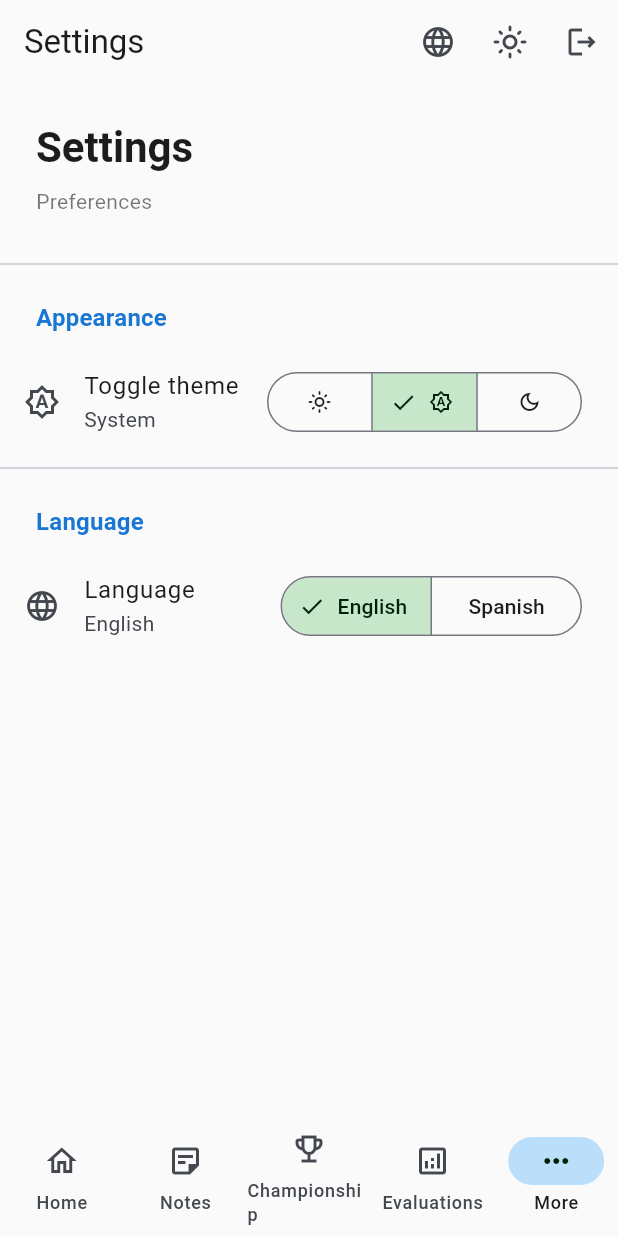
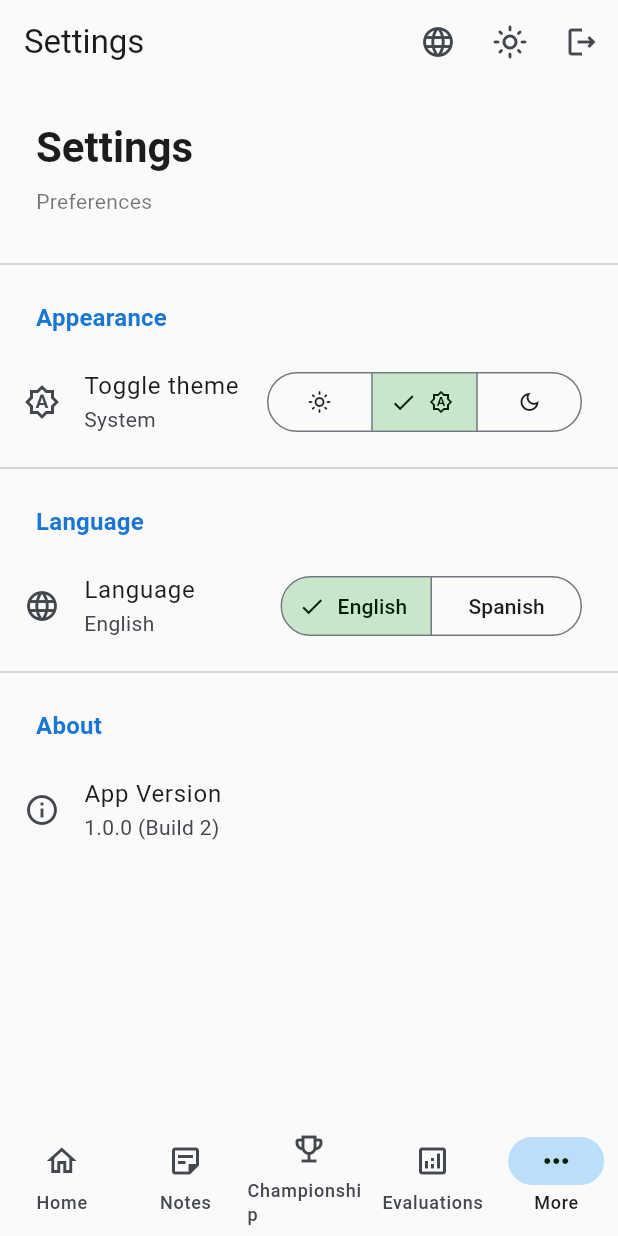
Before and after one commit to SantiagoKirylukMaclean/sport-tech-app, a Flutter app: the SettingsPage screen opened by its route, on a phone screen of 412 x 824 dp. Run offline on Flutter 3.47's test engine with Material 3 defaults, Android fonts, the phone set to English and light mode, and no system bars; our stand-ins replace equatable, fl_chart, flutter_riverpod, go_router, open_filex, package_info_plus and 3 more; accounts and stored records are empty; network calls fail; statements that could not run were skipped.

Commit message:
feat: Mejorar sistema de auto-actualización y agregar versión en configuración
- Corregir detección de updates para incluir pre-releases de GitHub
- Agregar sección "Acerca de" en configuración mostrando versión y build number
- Mejorar nombres de releases en workflow para ser únicos con build number
- Agregar información detallada en el body de cada release

🤖 Generated with [Claude Code](https://claude.com/claude-code)

Co-Authored-By: Claude Sonnet 4.5 <noreply@anthropic.com>

```diff
--- a/lib/presentation/settings/pages/settings_page.dart
+++ b/lib/presentation/settings/pages/settings_page.dart
@@ -2,6 +2,7 @@
 
 import 'package:flutter/material.dart';
 import 'package:flutter_riverpod/flutter_riverpod.dart';
+import 'package:package_info_plus/package_info_plus.dart';
 import 'package:sport_tech_app/application/locale/locale_provider.dart';
 import 'package:sport_tech_app/config/theme/theme_provider.dart';
 import 'package:sport_tech_app/l10n/app_localizations.dart';
@@ -135,9 +136,59 @@ class SettingsPage extends ConsumerWidget {
             ),
           ),
 
+          const Divider(),
+
+          // About Section
+          Padding(
+            padding: const EdgeInsets.fromLTRB(24, 16, 24, 8),
+            child: Text(
+              currentLocale?.languageCode == 'es' ? 'Acerca de' : 'About',
+              style: Theme.of(context).textTheme.titleMedium?.copyWith(
+                    fontWeight: FontWeight.bold,
+                    color: Theme.of(context).colorScheme.primary,
+                  ),
+            ),
+          ),
+
+          // App Version
+          _AppVersionTile(currentLocale: currentLocale),
+
           const SizedBox(height: 24),
         ],
       ),
     );
   }
 }
+
+/// Widget to display app version information
+class _AppVersionTile extends StatelessWidget {
+  final Locale? currentLocale;
+
+  const _AppVersionTile({required this.currentLocale});
+
+  @override
+  Widget build(BuildContext context) {
+    return FutureBuilder<PackageInfo>(
+      future: PackageInfo.fromPlatform(),
+      builder: (context, snapshot) {
+        if (!snapshot.hasData) {
+          return ListTile(
+            leading: const Icon(Icons.info_outline),
+            title: Text(currentLocale?.languageCode == 'es' ? 'Versión' : 'Version'),
+            subtitle: Text(currentLocale?.languageCode == 'es' ? 'Cargando...' : 'Loading...'),
+          );
+        }
+
+        final packageInfo = snapshot.data!;
+        final version = packageInfo.version;
+        final buildNumber = packageInfo.buildNumber;
+
+        return ListTile(
+          leading: const Icon(Icons.info_outline),
+          title: Text(currentLocale?.languageCode == 'es' ? 'Versión de la app' : 'App Version'),
+          subtitle: Text('$version (Build $buildNumber)'),
+        );
+      },
+    );
+  }
+}
```
Also changed, not shown: lib/infrastructure/services/app_update_service.dart (+54 -21 lines), 1 other file.
